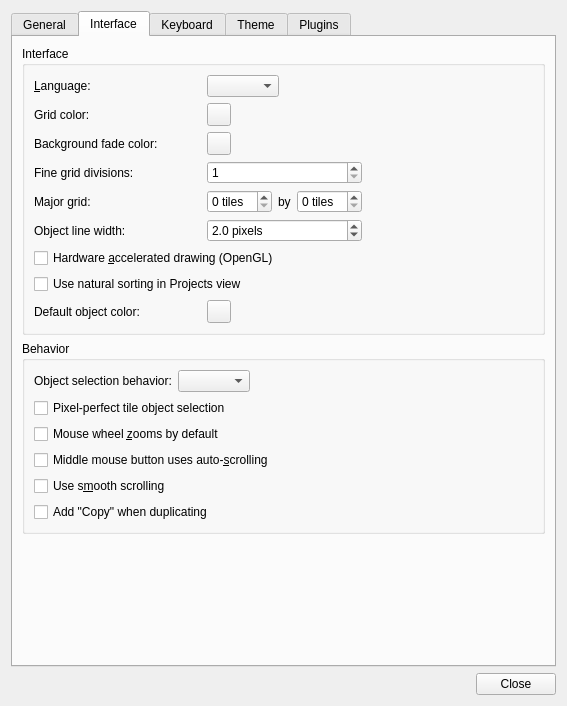
Before: the Qt Designer form src/tiled/preferencesdialog.ui in mapeditor/tiled, drawn with Qt 5.
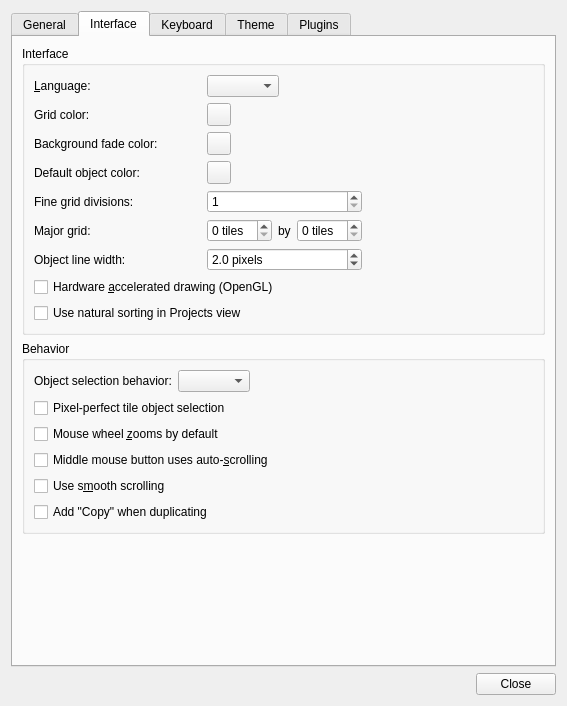
After: the same form once the commit is applied. The open tabs and pages were chosen to show the change. Custom widgets are drawn as their Qt base class.

Commit message: Move default object color setting alongside other color settings

```diff
--- a/src/tiled/preferencesdialog.ui
+++ b/src/tiled/preferencesdialog.ui
@@ -193,7 +193,7 @@
           <string>Interface</string>
          </property>
          <layout class="QGridLayout" name="gridLayout_2">
-          <item row="4" column="3">
+          <item row="5" column="3">
            <spacer name="horizontalSpacer_5">
             <property name="orientation">
              <enum>Qt::Orientation::Horizontal</enum>
@@ -219,7 +219,7 @@
             </property>
            </spacer>
           </item>
-          <item row="4" column="0">
+          <item row="5" column="0">
            <widget class="QLabel" name="label_7">
             <property name="text">
              <string>Major grid:</string>
@@ -256,14 +256,14 @@
           <item row="1" column="1">
            <widget class="Tiled::ColorButton" name="gridColor"/>
           </item>
-          <item row="6" column="0" colspan="2">
+          <item row="7" column="0" colspan="2">
            <widget class="QCheckBox" name="openGL">
             <property name="text">
              <string>Hardware &amp;accelerated drawing (OpenGL)</string>
             </property>
            </widget>
           </item>
-          <item row="7" column="0" colspan="2">
+          <item row="8" column="0" colspan="2">
            <widget class="QCheckBox" name="naturalSorting">
             <property name="toolTip">
              <string>Sort files numerically (d3, d20) instead of alphabetically (d20, d3)</string>
@@ -273,7 +273,7 @@
             </property>
            </widget>
           </item>
-          <item row="4" column="1" colspan="2">
+          <item row="5" column="1" colspan="2">
            <layout class="QHBoxLayout" name="horizontalLayout_3">
             <item>
              <widget class="Tiled::ExpressionSpinBox" name="gridMajorX">
@@ -307,7 +307,7 @@
           <item row="2" column="1">
            <widget class="Tiled::ColorButton" name="backgroundFadeColor"/>
           </item>
-          <item row="8" column="0">
+          <item row="3" column="0">
            <widget class="QLabel" name="label_defaultObjectColor">
             <property name="text">
              <string>Default object color:</string>
@@ -317,10 +317,10 @@
             </property>
            </widget>
           </item>
-          <item row="8" column="1">
+          <item row="3" column="1">
            <widget class="Tiled::ColorButton" name="defaultObjectColor"/>
           </item>
-          <item row="5" column="0">
+          <item row="6" column="0">
            <widget class="QLabel" name="label">
             <property name="text">
              <string>Object line width:</string>
@@ -330,7 +330,7 @@
             </property>
            </widget>
           </item>
-          <item row="3" column="0">
+          <item row="4" column="0">
            <widget class="QLabel" name="label_4">
             <property name="text">
              <string>Fine grid divisions:</string>
@@ -343,7 +343,7 @@
           <item row="0" column="1">
            <widget class="QComboBox" name="languageCombo"/>
           </item>
-          <item row="5" column="1" colspan="2">
+          <item row="6" column="1" colspan="2">
            <widget class="Tiled::ExpressionDoubleSpinBox" name="objectLineWidth">
             <property name="suffix">
              <string> pixels</string>
@@ -359,7 +359,7 @@
             </property>
            </widget>
           </item>
-          <item row="3" column="1" colspan="2">
+          <item row="4" column="1" colspan="2">
            <widget class="Tiled::ExpressionSpinBox" name="gridFine">
             <property name="minimum">
              <number>1</number>
```
